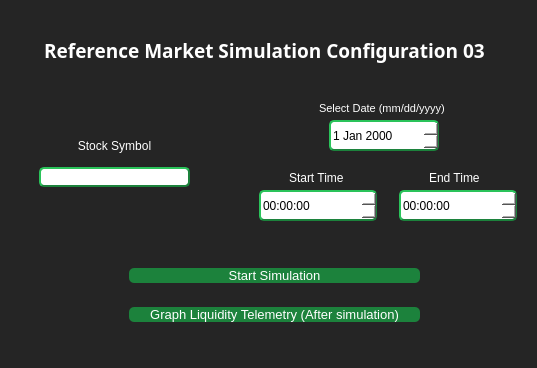
Qt form widgets/UI/RMSC03UI.ui (JV-FIU/Agent-Based-Stock-Market-Simulator) before a commit.
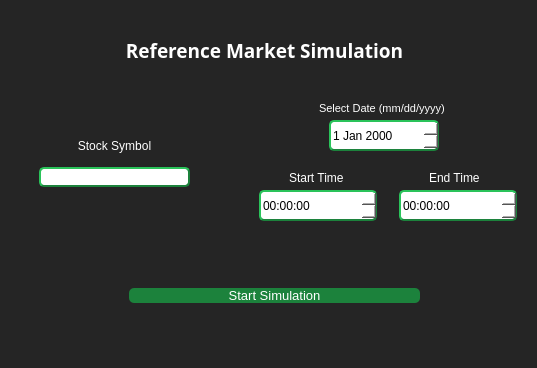
The same form after that commit.

What changed in the file:
```diff
--- a/widgets/UI/RMSC03UI.ui
+++ b/widgets/UI/RMSC03UI.ui
@@ -197,18 +197,6 @@
        </property>
       </widget>
      </item>
-     <item>
-      <widget class="QPushButton" name="graphResults">
-       <property name="font">
-        <font>
-         <pointsize>10</pointsize>
-        </font>
-       </property>
-       <property name="text">
-        <string>Graph Liquidity Telemetry (After simulation)</string>
-       </property>
-      </widget>
-     </item>
     </layout>
    </widget>
    <widget class="QWidget" name="tickerW" native="true">
@@ -267,7 +255,7 @@
      </font>
     </property>
     <property name="text">
-     <string>Reference Market Simulation Configuration 03</string>
+     <string>Reference Market Simulation</string>
     </property>
     <property name="alignment">
      <set>Qt::AlignCenter</set>
```
